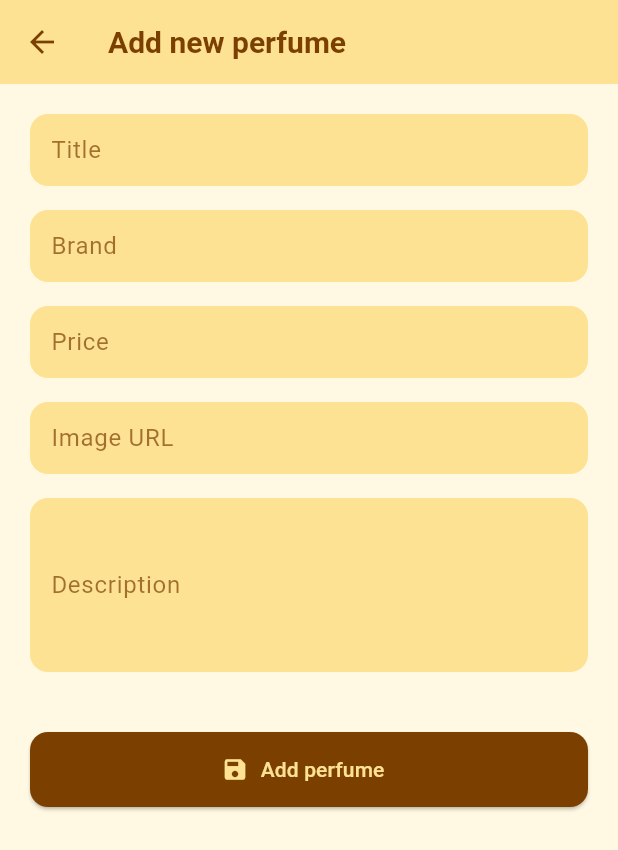
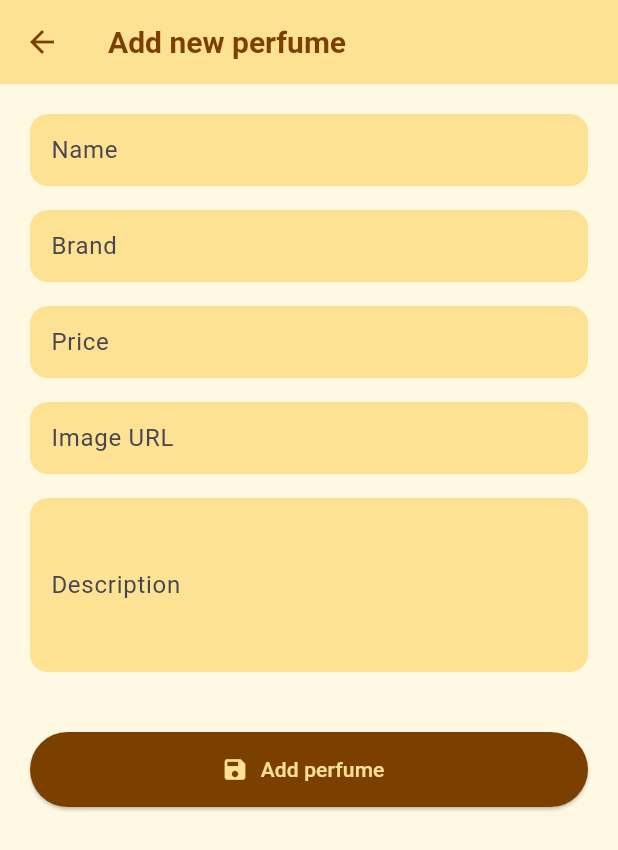
Before and after one commit to TeodoraKondic/Parfimerija, a Flutter app: the PerfumeManagementScreen screen opened by its route, after a tap on "Add Perfume", on a phone screen of 412 x 824 dp. Shown: the top 850 px of the screen. Run offline on Flutter 3.47's test engine with Material 3 defaults, Android fonts, the phone set to English and light mode, and no system bars; our stand-ins replace cloud_firestore, fancy_shimmer_image, firebase_auth, firebase_core, flutter_iconly, google_maps_flutter and 1 more; missing offline and left inert: dynamic_height_grid_view; accounts and stored records are empty.

Commit message:
Dodavanje parfema

```diff
--- a/lib/models/user_model.dart
+++ b/lib/models/user_model.dart
@@ -1,7 +1,9 @@
-/*class UserModel {
+class UserModel {
+  final String uid;
   final String name, email, address, phoneNumber, role, password, userImage;
 
   UserModel({
+    required this.uid,
     required this.name,
     required this.email,
     required this.address,
@@ -13,34 +15,7 @@
 
   factory UserModel.fromFirestore(Map<String, dynamic> data) {
     return UserModel(
-      name: data['name'] ?? '',
-      email: data['email'] ?? '',
-      address: data['address'] ?? '',
-      phoneNumber: data['phoneNumber'] ?? '',
-      role: data['role'] ?? 'user',
-      password:data['password']??'',
-      userImage: data['userImage'] ?? '',
-    );
-  }
-}*/
-class UserModel {
-  final String uid; // ← dodaj ovo
-  final String name, email, address, phoneNumber, role, password, userImage;
-
-  UserModel({
-    required this.uid, // ← obavezno u konstruktor
-    required this.name,
-    required this.email,
-    required this.address,
-    required this.phoneNumber,
-    required this.role,
-    required this.password,
-    required this.userImage,
-  });
-
-  factory UserModel.fromFirestore(Map<String, dynamic> data) {
-    return UserModel(
-      uid: data['uid'] ?? '', // ← ovde uzimamo uid iz Firestore
+      uid: data['uid'] ?? '',
       name: data['name'] ?? '',
       email: data['email'] ?? '',
       address: data['address'] ?? '',
@@ -53,7 +28,7 @@ class UserModel {
 
   Map<String, dynamic> toMap() {
     return {
-      'uid': uid, // ← obavezno dodaj ovde
+      'uid': uid,
       'name': name,
       'email': email,
       'address': address,
--- a/lib/providers/user_provider.dart
+++ b/lib/providers/user_provider.dart
@@ -6,7 +6,7 @@ class UserProvider extends ChangeNotifier {
   UserModel? _user;
 
   UserModel? get getUser => _user;
-
+  bool get isAdmin => _user != null && _user!.role == 'admin';
 
   Future<void> fetchUserInfo(String identifier, {bool byUid = false}) async {
     try {
--- a/lib/screens/admin/add_perfume.dart
+++ b/lib/screens/admin/add_perfume.dart
@@ -1,10 +1,68 @@
+import 'package:cloud_firestore/cloud_firestore.dart';
 import 'package:flutter/material.dart';
 import 'package:parfimerija_app/const/app_colors.dart';
 import 'package:parfimerija_app/providers/theme_providers.dart';
 import 'package:provider/provider.dart';
 
-class AddPerfumeScreen extends StatelessWidget {
+class AddPerfumeScreen extends StatefulWidget {
   const AddPerfumeScreen({super.key});
+
+  @override
+  State<AddPerfumeScreen> createState() => _AddPerfumeScreenState();
+}
+
+class _AddPerfumeScreenState extends State<AddPerfumeScreen> {
+  // Kontroleri za polja koja ti trebaju
+  final TextEditingController _nameController = TextEditingController();
+  final TextEditingController _brandController = TextEditingController();
+  final TextEditingController _priceController = TextEditingController();
+  final TextEditingController _imageUrlController = TextEditingController();
+  final TextEditingController _descriptionController = TextEditingController();
+
+  bool _isLoading = false;
+
+  @override
+  void dispose() {
+    _nameController.dispose();
+    _brandController.dispose();
+    _priceController.dispose();
+    _imageUrlController.dispose();
+    _descriptionController.dispose();
+    super.dispose();
+  }
+
+  Future<void> _savePerfume() async {
+    if (_nameController.text.isEmpty || _priceController.text.isEmpty) {
+      ScaffoldMessenger.of(context).showSnackBar(
+        const SnackBar(content: Text("Popunite bar Naziv i Cenu")),
+      );
+      return;
+    }
+
+    setState(() => _isLoading = true);
+
+    try {
+      await FirebaseFirestore.instance.collection('parfemi').add({
+        'name': _nameController.text.trim(),
+        'brand': _brandController.text.trim(),
+        'price': double.tryParse(_priceController.text.trim()) ?? 0.0,
+        'imageUrl': _imageUrlController.text.trim(),
+        'description': _descriptionController.text.trim(),
+      });
+
+      if (!mounted) return;
+
+
+      Navigator.pop(context, true);
+
+    } catch (e) {
+      ScaffoldMessenger.of(context).showSnackBar(
+        SnackBar(content: Text("Greška: $e")),
+      );
+    } finally {
+      if (mounted) setState(() => _isLoading = false);
+    }
+  }
 
   @override
   Widget build(BuildContext context) {
@@ -13,24 +71,19 @@ class AddPerfumeScreen extends StatelessWidget {
 
     return Scaffold(
       backgroundColor: Theme.of(context).scaffoldBackgroundColor,
-      appBar: AppBar(
-        title: const Text("Add new perfume"),
-        backgroundColor: Theme.of(context).appBarTheme.backgroundColor,
-        foregroundColor: Theme.of(context).appBarTheme.foregroundColor,
-      ),
-      body: SingleChildScrollView(
+      appBar: AppBar(title: const Text("Add new perfume")),
+      body: _isLoading
+        ? const Center(child: CircularProgressIndicator())
+        : SingleChildScrollView(
             padding: const EdgeInsets.all(20),
             child: Column(
               children: [
-
-            _field(context, "Title", isDark),
-            _field(context, "Brand", isDark),
-            _field(context, "Price", isDark),
-            _field(context, "Image URL", isDark),
-            _field(context, "Description", isDark, maxLines: 4),
-
+                _field(context, "Name", isDark, controller: _nameController),
+                _field(context, "Brand", isDark, controller: _brandController),
+                _field(context, "Price", isDark, controller: _priceController, keyboardType: TextInputType.number),
+                _field(context, "Image URL", isDark, controller: _imageUrlController),
+                _field(context, "Description", isDark, controller: _descriptionController, maxLines: 4),
                 const SizedBox(height: 24),
-
                 SizedBox(
                   width: double.infinity,
                   height: 50,
@@ -38,18 +91,10 @@ class AddPerfumeScreen extends StatelessWidget {
                     style: ElevatedButton.styleFrom(
                       backgroundColor: AppColors.chocolateDark,
                       foregroundColor: AppColors.softAmber,
-                  shape: RoundedRectangleBorder(
-                    borderRadius: BorderRadius.circular(12),
-                  ),
                     ),
                     icon: const Icon(Icons.save),
                     label: const Text("Add perfume"),
-                onPressed: () {
-                  ScaffoldMessenger.of(context).showSnackBar(
-                    const SnackBar(content: Text("Perfume added (fake action)")),
-                  );
-                  Navigator.pop(context);
-                },
+                    onPressed: _savePerfume,
                   ),
                 ),
               ],
@@ -58,31 +103,19 @@ class AddPerfumeScreen extends StatelessWidget {
     );
   }
 
-  Widget _field(BuildContext context, String label, bool isDark, {int maxLines = 1}) {
+  Widget _field(BuildContext context, String label, bool isDark, {int maxLines = 1, TextEditingController? controller, TextInputType keyboardType = TextInputType.text}) {
     return Padding(
       padding: const EdgeInsets.only(bottom: 16),
       child: TextField(
+        controller: controller,
         maxLines: maxLines,
-
-        style: TextStyle(
-          color: isDark ? AppColors.softAmber : AppColors.chocolateDark,
-        ),
+        keyboardType: keyboardType,
+        style: TextStyle(color: isDark ? AppColors.softAmber : AppColors.chocolateDark),
         decoration: InputDecoration(
           labelText: label,
-          labelStyle: TextStyle(
-            color: isDark ? AppColors.softAmber.withValues(alpha: 0.7) : AppColors.chocolateDark.withValues(alpha: 0.7),
-          ),
           filled: true,
           fillColor: isDark ? AppColors.chocolateDark : AppColors.softAmber,
-
-          border: OutlineInputBorder(
-            borderRadius: BorderRadius.circular(12),
-            borderSide: BorderSide.none,
-          ),
-          floatingLabelStyle: TextStyle(
-            color: isDark ? AppColors.softAmber : AppColors.chocolateDark,
-            fontWeight: FontWeight.bold,
-          ),
+          border: OutlineInputBorder(borderRadius: BorderRadius.circular(12), borderSide: BorderSide.none),
         ),
       ),
     );
--- a/lib/screens/admin/perfume_management_screen.dart
+++ b/lib/screens/admin/perfume_management_screen.dart
@@ -64,11 +64,14 @@ class _PerfumeManagementScreenState extends State<PerfumeManagementScreen> {
                     borderRadius: BorderRadius.circular(12),
                   ),
                 ),
-                onPressed: () {
-                  Navigator.push(
+                onPressed: () async {
+                  await Navigator.push(
                     context,
                     MaterialPageRoute(builder: (_) => const AddPerfumeScreen()),
-                  );
+                  ).then((_) {
+                    loadPerfumes();
+                  });
+                  ;
                 },
                 icon: const Icon(Icons.add),
                 label: const Text(
```
Lines whose indentation alone changed are shown as unchanged.
